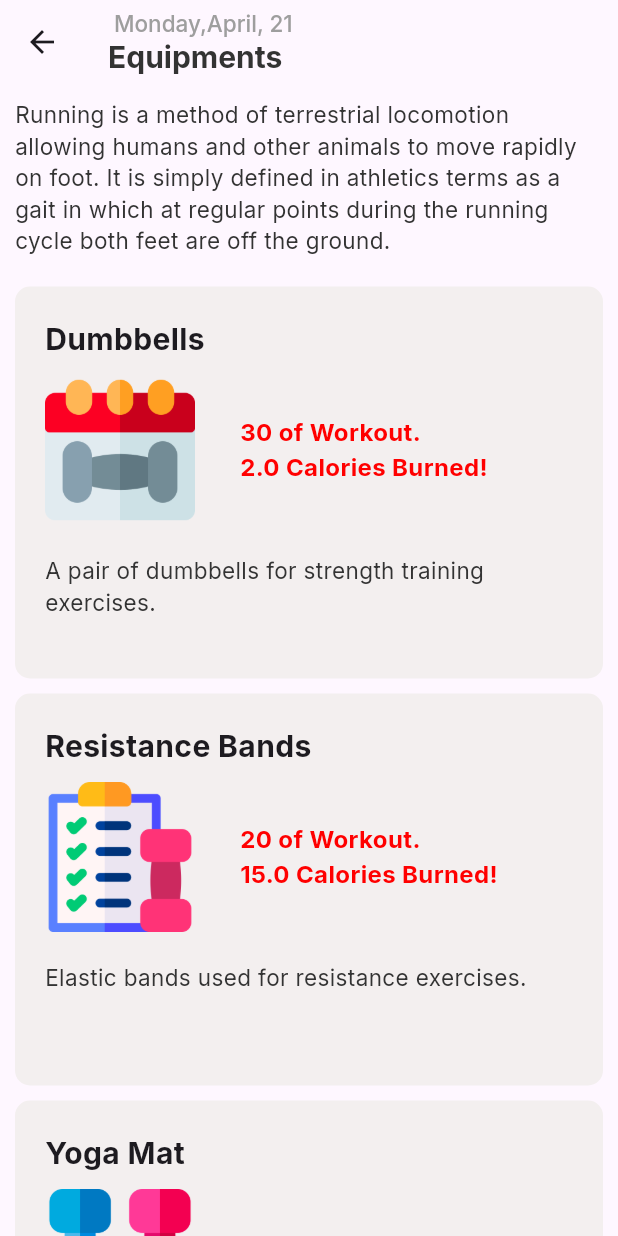
After one commit to IKDewaraja/FlutterGuide, a Flutter app: the screen it shows after launch, after a tap on "Equipment", on a phone screen of 412 x 824 dp. The commit adds this screen. Run offline on Flutter 3.47's test engine with Material 3 defaults, Android fonts, the phone set to English and light mode, and no system bars; our stand-ins replace google_fonts.

Commit message:
equipment details page

```diff
--- a/workout_planner/lib/data/equipment_data.dart
+++ b/workout_planner/lib/data/equipment_data.dart
@@ -34,6 +34,7 @@ class EquipmentData {
       handOvered: false,
       noOfCalories: 30,
     ),
+
     Equipment(
       id: 3,
       equipmentName: "Jump Rope",
@@ -44,6 +45,7 @@ class EquipmentData {
       handOvered: false,
       noOfCalories: 12,
     ),
+
     Equipment(
       id: 4,
       equipmentName: "Kettlebells",
@@ -84,6 +86,7 @@ class EquipmentData {
       handOvered: false,
       noOfCalories: 18,
     ),
+
     Equipment(
       id: 8,
       equipmentName: "Bench",
@@ -94,6 +97,7 @@ class EquipmentData {
       handOvered: false,
       noOfCalories: 28,
     ),
+
     Equipment(
       id: 9,
       equipmentName: "Barbell",
--- a/workout_planner/lib/data/user_data.dart
+++ b/workout_planner/lib/data/user_data.dart
@@ -9,8 +9,7 @@ User user = User(
   gender: "Male",
   address: "123 Main St, City, Country",
   description: "Fitness enthusiast",
-  // totalExerciseCompleted: 0,
-  // totalequipmentHandOvered: 0,
+
 
 
 
--- a/workout_planner/lib/models/user_model.dart
+++ b/workout_planner/lib/models/user_model.dart
@@ -33,8 +33,7 @@ final List<Exercise> favExerciseList;
          required this.equipmentList,
          required this.favExerciseList,
           required this.favEquipmentList,
-          //  required int totalequipmentHandOvered,
-          //  required int totalExerciseCompleted,
+
           }
           );
 }
--- /dev/null
+++ b/workout_planner/lib/pages/equipments_page.dart
@@ -0,0 +1,105 @@
+import 'package:flutter/material.dart';
+import 'package:intl/intl.dart';
+import 'package:workout_planner/constants/colors.dart';
+import 'package:workout_planner/constants/responsive.dart';
+import 'package:workout_planner/models/equipment_model.dart';
+import 'package:workout_planner/widgets/equipment_card.dart';
+
+class EquipmentDetailsPage extends StatefulWidget {
+  final String equipmentTitle;
+  final String equipmentDescription;
+  final List<Equipment> equipmentList;
+
+  const EquipmentDetailsPage({
+    super.key,
+    required this.equipmentTitle,
+    required this.equipmentDescription,
+    required this.equipmentList,
+  });
+
+  @override
+  State<EquipmentDetailsPage> createState() => _EquipmentDetailsPageState();
+}
+
+class _EquipmentDetailsPageState extends State<EquipmentDetailsPage> {
+  //Date and Time Formatters
+  final DateFormat formatter = DateFormat('EEEE,MMMM');
+  final DateFormat dayFormat = DateFormat('dd');
+
+  @override
+  Widget build(BuildContext context) {
+    DateTime now = DateTime.now();
+    String formattedDate = formatter.format(now);
+    String formattedDay = dayFormat.format(now);
+    return Scaffold(
+      appBar: AppBar(
+        title: Column(
+          crossAxisAlignment: CrossAxisAlignment.start,
+          children: [
+            Text(
+              " $formattedDate, $formattedDay",
+              style: TextStyle(
+                fontSize: 15,
+                fontWeight: FontWeight.w500,
+                color: kSubtitleColor,
+              ),
+            ),
+
+            Text(
+              widget.equipmentTitle,
+              style: TextStyle(
+                fontSize: 20,
+                fontWeight: FontWeight.w700,
+                color: kMainBlackColor,
+              ),
+            ),
+          ],
+        ),
+      ),
+
+
+      body: SingleChildScrollView(
+        child: Padding(
+          padding: const EdgeInsets.all(kDefaultPadding),
+          child: Column(
+            children: [
+              Text(
+                widget.equipmentDescription,
+                style: TextStyle(
+                  fontSize: 15,
+                  fontWeight: FontWeight.normal,
+                  color: kMainBlackColor,
+                ),
+              ),
+              SizedBox(height: 20),
+
+              //Grid
+              GridView.builder(
+                shrinkWrap: true,
+                gridDelegate: SliverGridDelegateWithFixedCrossAxisCount(
+                  crossAxisCount: 1,
+                  crossAxisSpacing: kDefaultPadding,
+                  mainAxisSpacing: kDefaultPadding,
+                  childAspectRatio: 3/2,
+                ),
+                physics: const NeverScrollableScrollPhysics(),
+
+                itemCount: widget.equipmentList.length,
+                itemBuilder: (context, index) {
+                  Equipment equipment = widget.equipmentList[index];
+                  return EquipmentCard(
+                    equipmentName: equipment.equipmentName,
+                    equipmentDescription: equipment.equipmentDescription,
+                    equipmentImageUrl: equipment.equipmentImageUrl,
+                    noOfMinuites: equipment.noOfMinutes,
+                    noOfCalories: equipment.noOfCalories,
+                  );
+                },
+              ),
+            ],
+          ),
+        ),
+      ),
+    );
+  }
+}
--- a/workout_planner/lib/pages/home_page.dart
+++ b/workout_planner/lib/pages/home_page.dart
@@ -1,13 +1,17 @@
 import 'package:flutter/material.dart';
+
 import 'package:intl/intl.dart';
+
 import 'package:workout_planner/constants/colors.dart';
 import 'package:workout_planner/constants/responsive.dart';
 import 'package:workout_planner/data/equipment_data.dart';
 import 'package:workout_planner/data/exercise_data.dart';
 import 'package:workout_planner/data/user_data.dart';
+import 'package:workout_planner/pages/equipments_page.dart';
 import 'package:workout_planner/pages/exercise_details_page.dart';
 import 'package:workout_planner/widgets/progress_card.dart';
 import 'package:workout_planner/widgets/exercice_card.dart';
+
 
 class HomePage extends StatefulWidget {
   const HomePage({super.key});
@@ -61,11 +65,9 @@ class _HomePageState extends State<HomePage> {
                 ),
                 SizedBox(height: 20),
 
-                ProgressCard(progressValue: 0.4, total: 100),
+                ProgressCard(progressValue: 0.2, total: 100),
 
-                SizedBox(
-                  height: 20
-                  ),
+                SizedBox(height: 20),
 
                 Text(
                   "Todays's Activity",
@@ -77,7 +79,6 @@ class _HomePageState extends State<HomePage> {
                 Row(
                   mainAxisAlignment: MainAxisAlignment.spaceBetween,
                   children: [
-
 
                     //warmup card
                     GestureDetector(
@@ -101,80 +102,95 @@ class _HomePageState extends State<HomePage> {
                           title: 'Warmup',
                           description: "see more... ",
 
-
-                          imageUrl: 'assets/images/exercises/downward-facing.png', onTap: () {  },
+                          imageUrl:
+                              'assets/images/exercises/downward-facing.png',
+                          onTap: () {},
                         ),
-
                       ),
                     ),
 
+                    //equipment card
+                    GestureDetector(
+                      onTap: () {
+                        Navigator.push(
+                          context,
+                          MaterialPageRoute(
+                            builder:
+                                (context) => EquipmentDetailsPage(
+                                  equipmentTitle: "Equipments",
+                                  equipmentDescription:
+                                      "Running is a method of terrestrial locomotion allowing humans and other animals to move rapidly on foot. It is simply defined in athletics terms as a gait in which at regular points during the running cycle both feet are off the ground. ",
+                                  equipmentList: equipmentList,
+                                ),
+                          ),
+                        );
+                      },
 
-
-                    //equipment card
-                 ExerciseCard(
+                      child: ExerciseCard(
                         title: 'Equipment',
                         description: 'see more...',
-                      imageUrl: 'assets/images/equipments/dumbbells2.png', onTap: () {  },
+                        imageUrl: 'assets/images/equipments/dumbbells2.png',
+                        onTap: () {},
+                      ),
                     ),
                   ],
                 ),
                 SizedBox(height: 13),
-
-
-
-
 
                 //exercise card
                 Row(
                   mainAxisAlignment: MainAxisAlignment.spaceBetween,
                   children: [
                     GestureDetector(
-                      onTap: (){
-                        Navigator.push(context, MaterialPageRoute
-                        (builder:(context) => ExerciseDetailsPage(
+                      onTap: () {
+                        Navigator.push(
+                          context,
+                          MaterialPageRoute(
+                            builder:
+                                (context) => ExerciseDetailsPage(
                                   exerciseTitle: 'Exercise',
                                   exerciseDescription:
                                       "Running is a method of terrestrial locomotion allowing humans and other animals to move rapidly on foot. It is simply defined in athletics terms as a gait in which at regular points during the running cycle both feet are off the ground. ",
 
                                   exerciseList: exerciseList,
-                        ) ));
-
+                                ),
+                          ),
+                        );
                       },
                       child: ExerciseCard(
-                        onTap: () {  },
+                        onTap: () {},
                         title: 'Exercise',
                         description: 'see more...',
                         imageUrl: 'assets/images/exercises/dragging.png',
                       ),
                     ),
 
-
-
-
-
                     //stretching card
                     GestureDetector(
-                  onTap: (){
-                    Navigator.push(context,MaterialPageRoute
-                    (builder:(context) => ExerciseDetailsPage(
+                      onTap: () {
+                        Navigator.push(
+                          context,
+                          MaterialPageRoute(
+                            builder:
+                                (context) => ExerciseDetailsPage(
                                   exerciseTitle: 'Stretching',
                                   exerciseDescription:
                                       "Running is a method of terrestrial locomotion allowing humans and other animals to move rapidly on foot. It is simply defined in athletics terms as a gait in which at regular points during the running cycle both feet are off the ground. ",
 
                                   exerciseList: exerciseList,
-                    ) ));
+                                ),
+                          ),
+                        );
                       },
                       child: ExerciseCard(
                         title: 'Stretching',
                         description: 'see more...',
                         imageUrl: 'assets/images/exercises/triangle.png',
-                         onTap: () {  },
+                        onTap: () {},
                       ),
                     ),
                   ],
                 ),
-
-
               ],
             ),
           ),
--- /dev/null
+++ b/workout_planner/lib/widgets/equipment_card.dart
@@ -0,0 +1,95 @@
+import 'package:flutter/material.dart';
+import 'package:workout_planner/constants/colors.dart';
+
+
+class EquipmentCard extends StatelessWidget {
+  final String equipmentName;
+  final String equipmentDescription;
+  final String equipmentImageUrl;
+  final int noOfMinuites;
+  final double noOfCalories;
+  const EquipmentCard({
+    super.key,
+    required this.equipmentName,
+    required this.equipmentDescription,
+    required this.equipmentImageUrl,
+    required this.noOfMinuites,
+    required this.noOfCalories,
+  });
+
+  @override
+  Widget build(BuildContext context) {
+    return Container(
+      width: double.infinity,
+      height: MediaQuery.of(context).size.height * 0.5,
+      decoration: BoxDecoration(
+        borderRadius: BorderRadius.circular(10),
+        color: kCardBgColor,
+      ),
+      child: Padding(
+        padding: const EdgeInsets.all(20),
+        child:
+        Column(
+          crossAxisAlignment: CrossAxisAlignment.start,
+          children: [
+            Text(
+              equipmentName,
+              style: const TextStyle(
+                fontSize: 20,
+                fontWeight: FontWeight.bold,
+              ),
+            ),
+            const SizedBox(
+              height: 10,
+            ),
+            Row(
+              children: [
+                Image.asset(
+                  equipmentImageUrl,
+                  fit: BoxFit.cover,
+                  width: 100,
+                ),
+                const SizedBox(
+                  width: 30,
+                ),
+                Column(
+                  crossAxisAlignment: CrossAxisAlignment.start,
+                  children: [
+
+                       Text(
+                      "${noOfMinuites.toString()} of Workout.",
+                      style: TextStyle(
+                        color: kMainPinkColor,
+                        fontWeight: FontWeight.bold,
+                        fontSize: 16,
+                      ),
+                    ),
+                    Text(
+                      "${noOfCalories.toString()} Calories Burned!",
+                      style: TextStyle(
+                        color: kMainPinkColor,
+                                 fontWeight: FontWeight.bold,
+                        fontSize: 16,
+                      ),
+                    ),
+
+                  ],
+                ),
+              ],
+            ),
+            const SizedBox(
+              height: 20,
+            ),
+            Text(equipmentDescription,
+            style: TextStyle(
+                        color: kMainBlackColor,
+                        fontWeight: FontWeight.normal,
+                        fontSize: 15,
+                        ),
+          )
+           ],
+        ),
+      ),
+    );
+  }
+}
```
Lines whose indentation alone changed are shown as unchanged.
